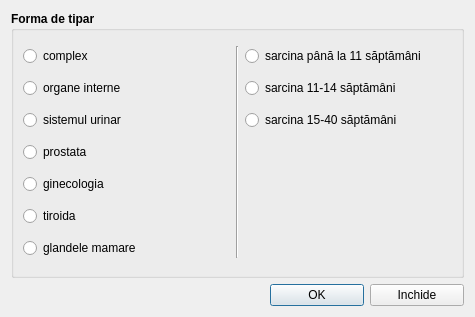
The window that catalogs/chooseformprint.ui (debalex77/USG) describes before a commit, drawn with Qt 5.
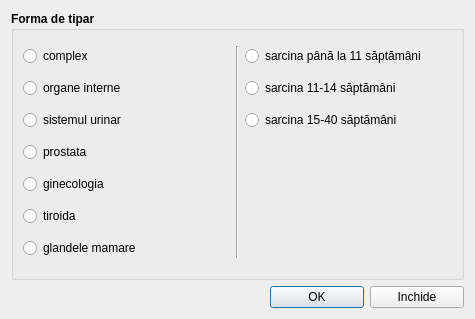
The same window after the commit. Icons and pictures are not drawn.

```diff
--- a/catalogs/chooseformprint.ui
+++ b/catalogs/chooseformprint.ui
@@ -7,7 +7,7 @@
     <x>0</x>
     <y>0</y>
     <width>475</width>
-    <height>317</height>
+    <height>319</height>
    </rect>
   </property>
   <property name="font">
```
Left out of the diff: 6 changed lines with no effect on the pictures.
